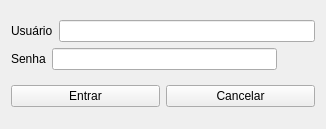
The window that clinica_cpp/janela_entrar.ui (juander/Projeto_CPP) describes before a commit, drawn with Qt 5.
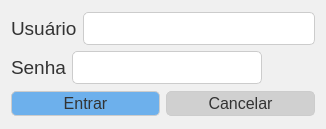
The same window after the commit. Icons and pictures are not drawn.

```diff
--- a/clinica_cpp/janela_entrar.ui
+++ b/clinica_cpp/janela_entrar.ui
@@ -13,6 +13,50 @@
   <property name="windowTitle">
    <string>Dialog</string>
   </property>
+  <property name="styleSheet">
+   <string notr="true">QDialog {
+    background-color: #f0f0f0;
+    border-radius: 10px;
+}
+QLabel {
+    font-size: 14pt;
+    color: #333;
+}
+QLineEdit {
+    border: 1px solid #ccc;
+    border-radius: 5px;
+    padding: 5px;
+    font-size: 12pt;
+}
+QPushButton {
+    background-color: #e0e0e0;
+    color: #333;
+    border: 1px solid #ccc;
+    border-radius: 5px;
+    padding: 2px;
+    font-size: 12pt;
+}
+QPushButton#btnCancelar {
+    background-color: #d0d0d0;
+}
+QPushButton:hover {
+    background-color: #c0c0c0;
+}
+QPushButton#btnCancelar:hover {
+    background-color: #b0b0b0;
+}
+QPushButton#btnMostrar {
+    background-color: transparent;
+    border: none;
+}
+QPushButton#btnEnt {
+    background-color: #6db0ec;
+}
+QPushButton#btnEnt:hover {
+    background-color: #5a9bd8;
+}
+</string>
+  </property>
   <layout class="QVBoxLayout" name="verticalLayout_2">
    <item>
     <layout class="QVBoxLayout" name="verticalLayout">
```
